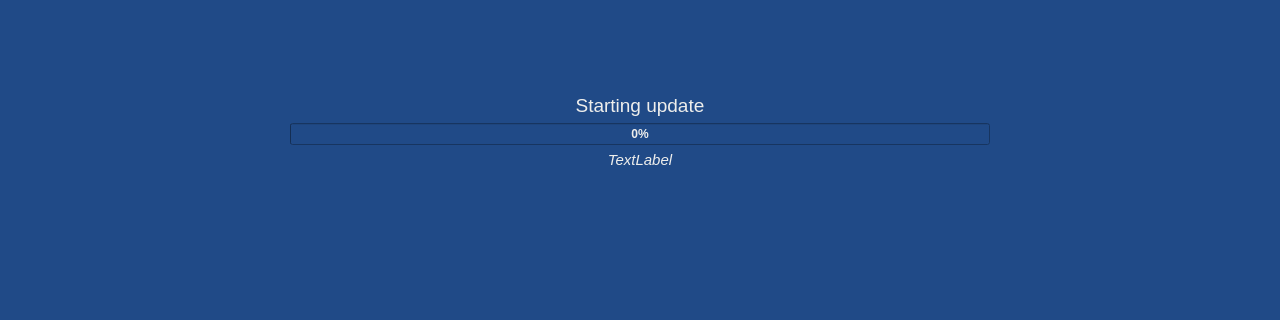
This is mainwindow.ui in Micrified/swu as Qt 5 draws it before an edit; both pictures show x 0 to 1280 and y 269 to 589 of the 1280 by 800 pixel window. The edited form follows.
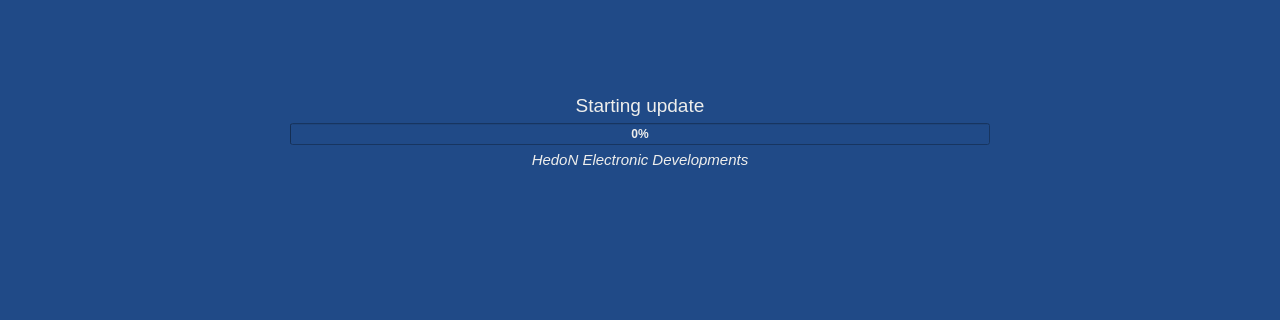
This is the edited form.

```diff
--- a/mainwindow.ui
+++ b/mainwindow.ui
@@ -402,7 +402,7 @@
        </font>
       </property>
       <property name="text">
-       <string>TextLabel</string>
+       <string>HedoN Electronic Developments</string>
       </property>
       <property name="alignment">
        <set>Qt::AlignCenter</set>
```
